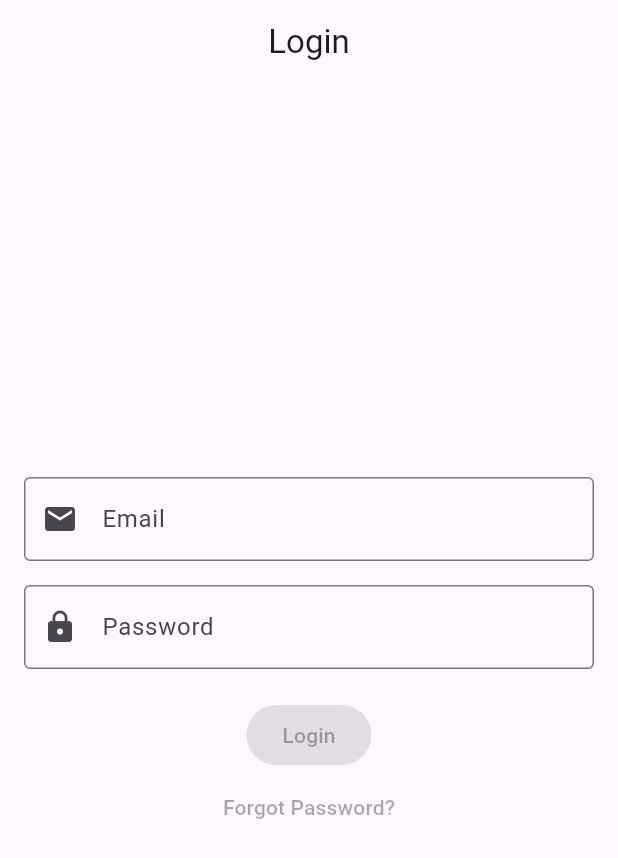
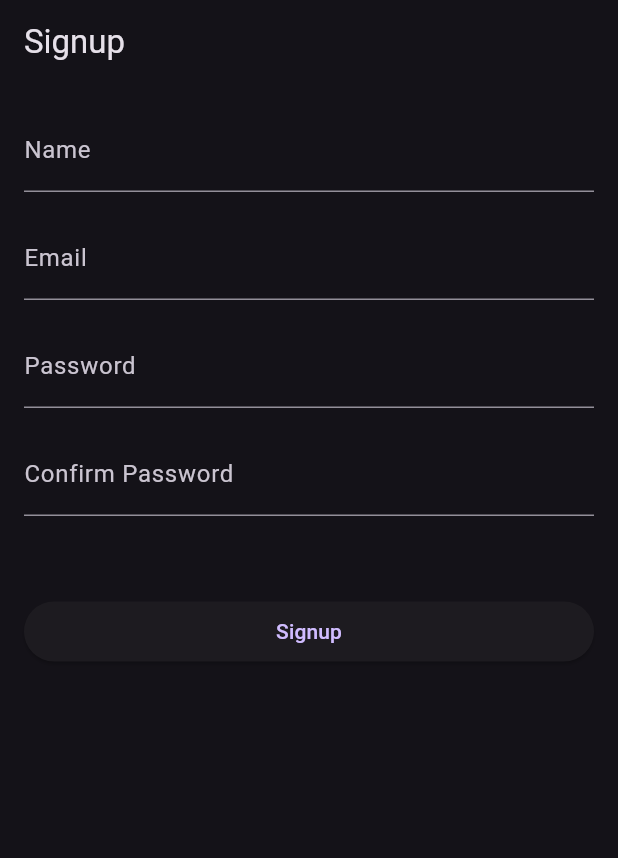
Before and after one commit to tanmoy06/wallpaper, a Flutter app: the screen it shows after launch, on a phone screen of 412 x 824 dp. Shown: the top 858 px of the screen. Run offline on Flutter 3.47's test engine with Material 3 defaults, Android fonts, the phone set to English and light mode, and no system bars; our stand-ins replace firebase_core, get; accounts and stored records are empty.

Commit message:
signup page added

```diff
--- a/lib/app/modules/login/views/login_view.dart
+++ b/lib/app/modules/login/views/login_view.dart
@@ -10,37 +10,46 @@ class LoginView extends GetView<LoginController> {
   Widget build(BuildContext context) {
     return Scaffold(
       appBar: AppBar(
-        title: Text('Login'),
+        title: const Text('Login'),
         centerTitle: true,
       ),
-      body: const Padding(
-        padding: EdgeInsets.all(16.0),
+      body: Padding(
+        padding: const EdgeInsets.all(16.0),
         child: Column(
           mainAxisAlignment: MainAxisAlignment.center,
           children: [
             TextField(
-              decoration: InputDecoration(
+              controller: controller.emailController,
+              decoration: const InputDecoration(
                 labelText: 'Email',
                 border: OutlineInputBorder(),
                 prefixIcon: Icon(Icons.email),
               ),
               keyboardType: TextInputType.emailAddress,
             ),
-            SizedBox(height: 16.0),
+            const SizedBox(height: 16.0),
             TextField(
-              decoration: InputDecoration(
+              controller: controller.passController,
+              decoration: const InputDecoration(
                 labelText: 'Password',
                 border: OutlineInputBorder(),
                 prefixIcon: Icon(Icons.lock),
               ),
               obscureText: true,
             ),
-            SizedBox(height: 20.0),
+            const SizedBox(height: 16),
+            Obx(
+              () => Text(
+                controller.errorMessage.value,
+                style: const TextStyle(color: Colors.red),
+              ),
+            ),
+            const SizedBox(height: 20.0),
             ElevatedButton(
-              onPressed: null, // No logic, button disabled
-              child: Text('Login'),
+              onPressed: controller.login,
+              child: const Text('Login'),
             ),
-            TextButton(
+            const TextButton(
               onPressed: null, // No logic, button disabled
               child: Text('Forgot Password?'),
             ),
--- /dev/null
+++ b/lib/app/modules/signup/controllers/signup_controller.dart
@@ -0,0 +1,52 @@
+import 'package:flutter/material.dart';
+import 'package:get/get.dart';
+
+class SignupController extends GetxController {
+  // Controllers for the signup fields
+  final nameController = TextEditingController();
+  final emailController = TextEditingController();
+  final passwordController = TextEditingController();
+  final confirmPasswordController = TextEditingController();
+
+  // RxString for error messages
+  var errorMessage = ''.obs;
+
+  // Dispose controllers to free memory
+  @override
+  void onClose() {
+    nameController.dispose();
+    emailController.dispose();
+    passwordController.dispose();
+    confirmPasswordController.dispose();
+    super.onClose();
+  }
+
+  // Signup logic
+  void signup() {
+    final name = nameController.text.trim();
+    final email = emailController.text.trim();
+    final password = passwordController.text;
+    final confirmPassword = confirmPasswordController.text;
+
+    if (name.isEmpty ||
+        email.isEmpty ||
+        password.isEmpty ||
+        confirmPassword.isEmpty) {
+      errorMessage.value = "All fields are required";
+      return;
+    }
+
+    if (password != confirmPassword) {
+      errorMessage.value = "Passwords do not match";
+      return;
+    }
+
+    // Replace this with your signup logic
+    if (email == "test@gmail.com") {
+      Get.snackbar("Signup Success", "Welcome, $name!");
+      Get.toNamed('/login');
+    } else {
+      errorMessage.value = "Signup failed. Try again.";
+    }
+  }
+}
--- /dev/null
+++ b/lib/app/modules/signup/views/signup_view.dart
@@ -0,0 +1,57 @@
+import 'package:flutter/material.dart';
+import 'package:get/get.dart';
+import '../controllers/signup_controller.dart';
+
+class SignupView extends GetView<SignupController> {
+  const SignupView({super.key});
+
+  @override
+  Widget build(BuildContext context) {
+    return Scaffold(
+      appBar: AppBar(title: const Text('Signup')),
+      body: Padding(
+        padding: const EdgeInsets.all(16.0),
+        child: SingleChildScrollView(
+          child: Column(
+            crossAxisAlignment: CrossAxisAlignment.stretch,
+            children: [
+              TextField(
+                controller: controller.nameController,
+                decoration: const InputDecoration(labelText: 'Name'),
+              ),
+              const SizedBox(height: 16),
+              TextField(
+                controller: controller.emailController,
+                decoration: const InputDecoration(labelText: 'Email'),
+                keyboardType: TextInputType.emailAddress,
+              ),
+              const SizedBox(height: 16),
+              TextField(
+                controller: controller.passwordController,
+                decoration: const InputDecoration(labelText: 'Password'),
+                obscureText: true,
+              ),
+              const SizedBox(height: 16),
+              TextField(
+                controller: controller.confirmPasswordController,
+                decoration:
+                    const InputDecoration(labelText: 'Confirm Password'),
+                obscureText: true,
+              ),
+              const SizedBox(height: 16),
+              Obx(() => Text(
+                    controller.errorMessage.value,
+                    style: const TextStyle(color: Colors.red),
+                  )),
+              const SizedBox(height: 16),
+              ElevatedButton(
+                onPressed: controller.signup,
+                child: const Text('Signup'),
+              ),
+            ],
+          ),
+        ),
+      ),
+    );
+  }
+}
--- a/lib/app/routes/app_pages.dart
+++ b/lib/app/routes/app_pages.dart
@@ -4,13 +4,15 @@ import '../modules/home/bindings/home_binding.dart';
 import '../modules/home/views/home_view.dart';
 import '../modules/login/bindings/login_binding.dart';
 import '../modules/login/views/login_view.dart';
+import '../modules/signup/bindings/signup_binding.dart';
+import '../modules/signup/views/signup_view.dart';
 
 part 'app_routes.dart';
 
 class AppPages {
   AppPages._();
 
-  static const INITIAL = Routes.LOGIN;
+  static const INITIAL = Routes.SIGNUP;
 
   static final routes = [
     GetPage(
@@ -23,5 +25,10 @@ class AppPages {
       page: () => const LoginView(),
       binding: LoginBinding(),
     ),
+    GetPage(
+      name: _Paths.SIGNUP,
+      page: () => SignupView(),
+      binding: SignupBinding(),
+    ),
   ];
 }
--- a/lib/app/routes/app_routes.dart
+++ b/lib/app/routes/app_routes.dart
@@ -5,10 +5,12 @@ abstract class Routes {
   Routes._();
   static const HOME = _Paths.HOME;
   static const LOGIN = _Paths.LOGIN;
+  static const SIGNUP = _Paths.SIGNUP;
 }
 
 abstract class _Paths {
   _Paths._();
   static const HOME = '/home';
   static const LOGIN = '/login';
+  static const SIGNUP = '/signup';
 }
--- a/lib/main.dart
+++ b/lib/main.dart
@@ -9,7 +9,9 @@ void main() async {
   await Firebase.initializeApp();
   runApp(
     GetMaterialApp(
+      debugShowCheckedModeBanner: false,
       title: "Application",
+      theme: ThemeData.dark(),
       initialRoute: AppPages.INITIAL,
       getPages: AppPages.routes,
     ),
--- a/pubspec.yaml
+++ b/pubspec.yaml
@@ -37,6 +37,7 @@ dependencies:
   cupertino_icons: ^1.0.8
   get: ^4.6.6
   firebase_core: ^3.8.1
+  dio: ^5.7.0
 
 dev_dependencies:
   flutter_test:
```
Also changed, not shown: lib/app/modules/login/controllers/login_controller.dart (+24 -4 lines), lib/app/modules/signup/bindings/signup_binding.dart (added, +12 -0 lines), pubspec.lock.
